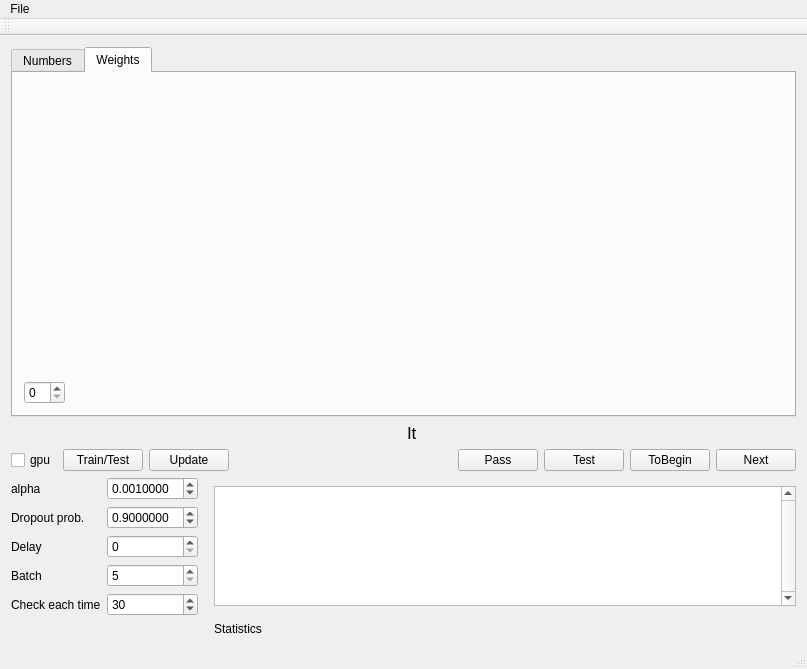
artthirt/cifarsmpl, file mainwindow.ui: the form before one commit.
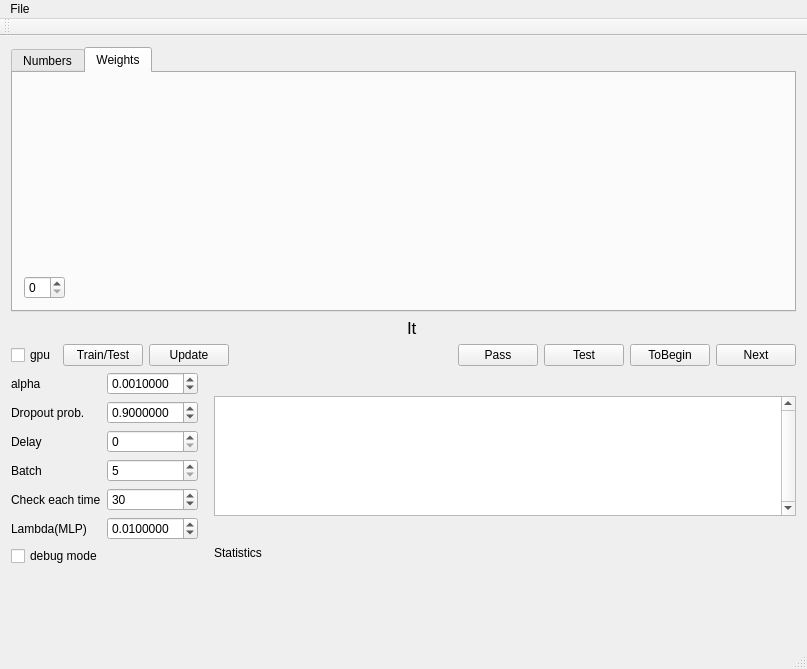
The form after the commit. Custom widgets are drawn as their Qt base class.

```diff
--- a/mainwindow.ui
+++ b/mainwindow.ui
@@ -314,9 +314,29 @@
           </property>
          </widget>
         </item>
+        <item row="5" column="0">
+         <widget class="QLabel" name="label_6">
+          <property name="text">
+           <string>Lambda(MLP)</string>
+          </property>
+         </widget>
+        </item>
+        <item row="5" column="1">
+         <widget class="QDoubleSpinBox" name="dsb_lambda">
+          <property name="decimals">
+           <number>7</number>
+          </property>
+          <property name="singleStep">
+           <double>0.001000000000000</double>
+          </property>
+          <property name="value">
+           <double>0.010000000000000</double>
+          </property>
+         </widget>
+        </item>
        </layout>
       </item>
-      <item row="1" column="1">
+      <item row="2" column="1">
        <widget class="QLabel" name="lb_stat">
         <property name="minimumSize">
          <size>
@@ -335,6 +355,30 @@
         </property>
        </widget>
       </item>
+      <item row="2" column="0">
+       <layout class="QVBoxLayout" name="verticalLayout_4">
+        <item>
+         <widget class="QCheckBox" name="chb_debug">
+          <property name="text">
+           <string>debug mode</string>
+          </property>
+         </widget>
+        </item>
+        <item>
+         <spacer name="verticalSpacer">
+          <property name="orientation">
+           <enum>Qt::Vertical</enum>
+          </property>
+          <property name="sizeHint" stdset="0">
+           <size>
+            <width>20</width>
+            <height>40</height>
+           </size>
+          </property>
+         </spacer>
+        </item>
+       </layout>
+      </item>
      </layout>
     </item>
    </layout>
```
